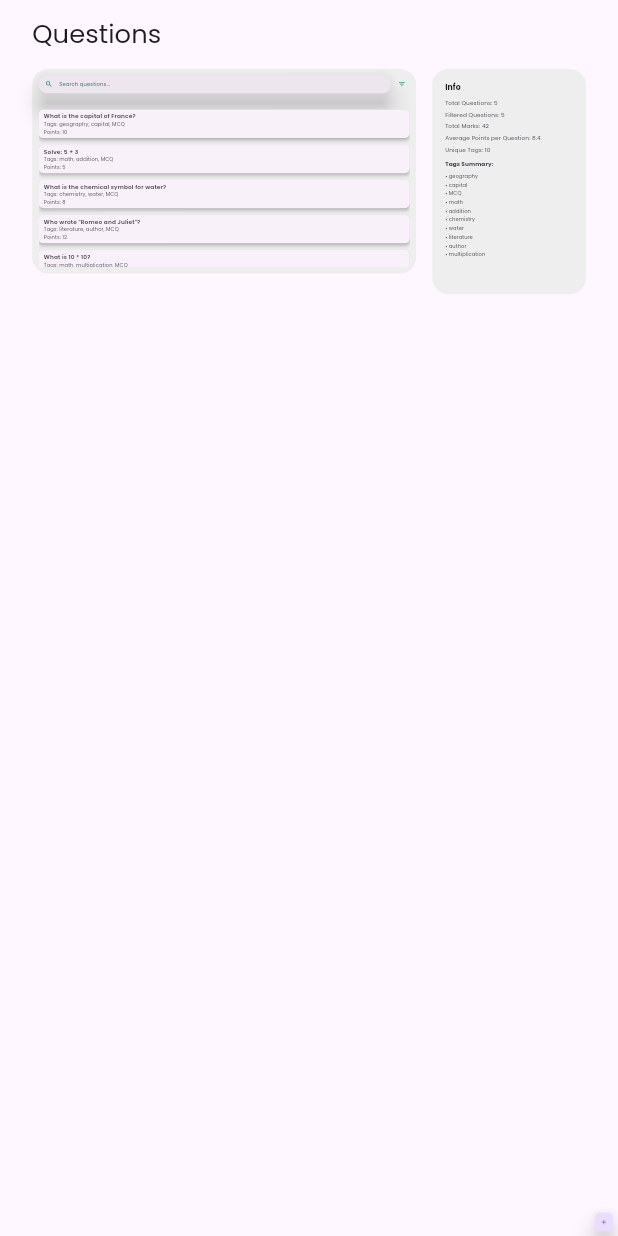
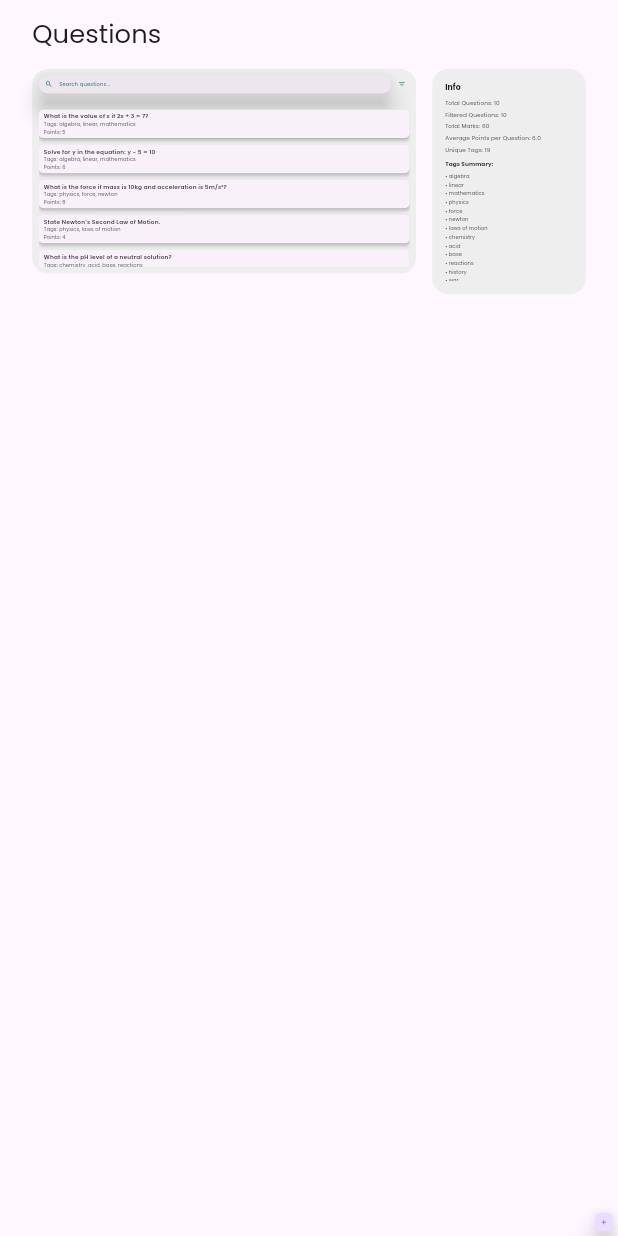
Before and after one commit to HareNTortoise/Parable-Mind, a Flutter app: the Questions screen opened by its route, on a phone screen of 412 x 824 dp. Run offline on Flutter 3.47's test engine with Material 3 defaults, Android fonts, the phone set to English and light mode, and no system bars; drawn by our look-alikes of auto_size_text; our stand-ins replace dropdown_button2, flutter_expandable_fab, go_router, google_fonts, logger, responsive_framework; missing offline and left inert: highlight_text.

Commit message:
question updated to comply with question_bank data

```diff
--- a/sarasvant/lib/constants/dummy_data/questions.dart
+++ b/sarasvant/lib/constants/dummy_data/questions.dart
@@ -2,51 +2,16 @@ import 'package:sarasvant/models/questions.dart';
 import 'package:sarasvant/models/variable.dart';
 
 final List<Question> dummyQuestions = [
+  // Questions for Algebra Basics (bankId: '101')
   Question(
     id: 'Q1',
-    bankId: 'P1',
-    question: 'What is the capital of France?',
-    tags: ['geography', 'capital', 'MCQ'],
+    bankId: '101',
+    question: 'What is the value of x if 2x + 3 = 7?',
+    tags: ['algebra', 'linear', 'mathematics'],
     variable: [
       Variable(
         id: 'V1',
-        name: 'Paris',
-        namePosition: {'en': (0, 5)},
-        valuePosition: {'en': (6, 11)},
-        unit: '',
-        unitPosition: {'en': (12, 12)},
-        variableType: 'string',
-      ),
-      Variable(
-        id: 'V2',
-        name: 'Berlin',
-        namePosition: {'en': (0, 6)},
-        valuePosition: {'en': (7, 13)},
-        unit: '',
-        unitPosition: {'en': (14, 14)},
-        variableType: 'string',
-      ),
-    ],
-    points: 10,
-  ),
-  Question(
-    id: 'Q2',
-    bankId: 'P2',
-    question: 'Solve: 5 + 3',
-    tags: ['math', 'addition', 'MCQ'],
-    variable: [
-      Variable(
-        id: 'V3',
-        name: '8',
-        namePosition: {'en': (0, 1)},
-        valuePosition: {'en': (2, 3)},
-        unit: '',
-        unitPosition: {'en': (4, 4)},
-        variableType: 'int',
-      ),
-      Variable(
-        id: 'V4',
-        name: '9',
+        name: 'x',
         namePosition: {'en': (0, 1)},
         valuePosition: {'en': (2, 3)},
         unit: '',
@@ -57,84 +22,113 @@ final List<Question> dummyQuestions = [
     points: 5,
   ),
   Question(
-    id: 'Q3',
-    bankId: 'P1',
-    question: 'What is the chemical symbol for water?',
-    tags: ['chemistry', 'water', 'MCQ'],
+    id: 'Q2',
+    bankId: '101',
+    question: 'Solve for y in the equation: y - 5 = 10',
+    tags: ['algebra', 'linear', 'mathematics'],
     variable: [
       Variable(
-        id: 'V5',
-        name: 'H2O',
-        namePosition: {'en': (0, 3)},
-        valuePosition: {'en': (4, 7)},
+        id: 'V2',
+        name: 'y',
+        namePosition: {'en': (0, 1)},
+        valuePosition: {'en': (2, 3)},
         unit: '',
-        unitPosition: {'en': (8, 8)},
-        variableType: 'string',
+        unitPosition: {'en': (4, 4)},
+        variableType: 'int',
       ),
+    ],
+    points: 6,
+  ),
+
+  // Questions for Physics Fundamentals (bankId: '102')
+  Question(
+    id: 'Q3',
+    bankId: '102',
+    question: 'What is the force if mass is 10kg and acceleration is 5m/s²?',
+    tags: ['physics', 'force', 'newton'],
+    variable: [
       Variable(
-        id: 'V6',
-        name: 'CO2',
-        namePosition: {'en': (0, 3)},
-        valuePosition: {'en': (4, 7)},
-        unit: '',
-        unitPosition: {'en': (8, 8)},
-        variableType: 'string',
+        id: 'V3',
+        name: 'Force',
+        namePosition: {'en': (0, 5)},
+        valuePosition: {'en': (6, 11)},
+        unit: 'N',
+        unitPosition: {'en': (12, 12)},
+        variableType: 'double',
       ),
     ],
     points: 8,
   ),
   Question(
     id: 'Q4',
-    bankId: 'P3',
-    question: 'Who wrote "Romeo and Juliet"?',
-    tags: ['literature', 'author', 'MCQ'],
+    bankId: '102',
+    question: 'State Newton’s Second Law of Motion.',
+    tags: ['physics', 'laws of motion'],
+    variable: [],
+    points: 4,
+  ),
+
+  // Questions for Chemical Reactions (bankId: '103')
+  Question(
+    id: 'Q5',
+    bankId: '103',
+    question: 'What is the pH level of a neutral solution?',
+    tags: ['chemistry', 'acid', 'base', 'reactions'],
     variable: [
       Variable(
-        id: 'V7',
-        name: 'William Shakespeare',
-        namePosition: {'en': (0, 18)},
-        valuePosition: {'en': (19, 37)},
+        id: 'V5',
+        name: 'pH',
+        namePosition: {'en': (0, 2)},
+        valuePosition: {'en': (3, 4)},
         unit: '',
-        unitPosition: {'en': (38, 38)},
-        variableType: 'string',
-      ),
-      Variable(
-        id: 'V8',
-        name: 'Charles Dickens',
-        namePosition: {'en': (0, 15)},
-        valuePosition: {'en': (16, 31)},
-        unit: '',
-        unitPosition: {'en': (32, 32)},
-        variableType: 'string',
-      ),
-    ],
-    points: 12,
-  ),
-  Question(
-    id: 'Q5',
-    bankId: 'P2',
-    question: 'What is 10 * 10?',
-    tags: ['math', 'multiplication', 'MCQ'],
-    variable: [
-      Variable(
-        id: 'V9',
-        name: '100',
-        namePosition: {'en': (0, 3)},
-        valuePosition: {'en': (4, 7)},
-        unit: '',
-        unitPosition: {'en': (8, 8)},
-        variableType: 'int',
-      ),
-      Variable(
-        id: 'V10',
-        name: '101',
-        namePosition: {'en': (0, 3)},
-        valuePosition: {'en': (4, 7)},
-        unit: '',
-        unitPosition: {'en': (8, 8)},
-        variableType: 'int',
+        unitPosition: {'en': (5, 5)},
+        variableType: 'double',
       ),
     ],
     points: 7,
   ),
+  Question(
+    id: 'Q6',
+    bankId: '103',
+    question: 'Identify the products of HCl + NaOH reaction.',
+    tags: ['chemistry', 'reactions'],
+    variable: [],
+    points: 9,
+  ),
+
+  // Questions for World War II (bankId: '104')
+  Question(
+    id: 'Q7',
+    bankId: '104',
+    question: 'What were the main causes of World War II?',
+    tags: ['history', 'war', 'politics', 'WWII'],
+    variable: [],
+    points: 6,
+  ),
+  Question(
+    id: 'Q8',
+    bankId: '104',
+    question: 'Who was the leader of Germany during World War II?',
+    tags: ['history', 'war', 'WWII'],
+    variable: [],
+    points: 5,
+  ),
+
+  // Questions for Computer Basics (bankId: '105')
+  Question(
+    id: 'Q9',
+    bankId: '105',
+    question: 'Define algorithm in computer science.',
+    tags: ['computers', 'algorithms', 'programming'],
+    variable: [],
+    points: 4,
+  ),
+  Question(
+    id: 'Q10',
+    bankId: '105',
+    question: 'What is the purpose of a flowchart?',
+    tags: ['computers', 'logic', 'programming'],
+    variable: [],
+    points: 6,
+  ),
 ];
```
